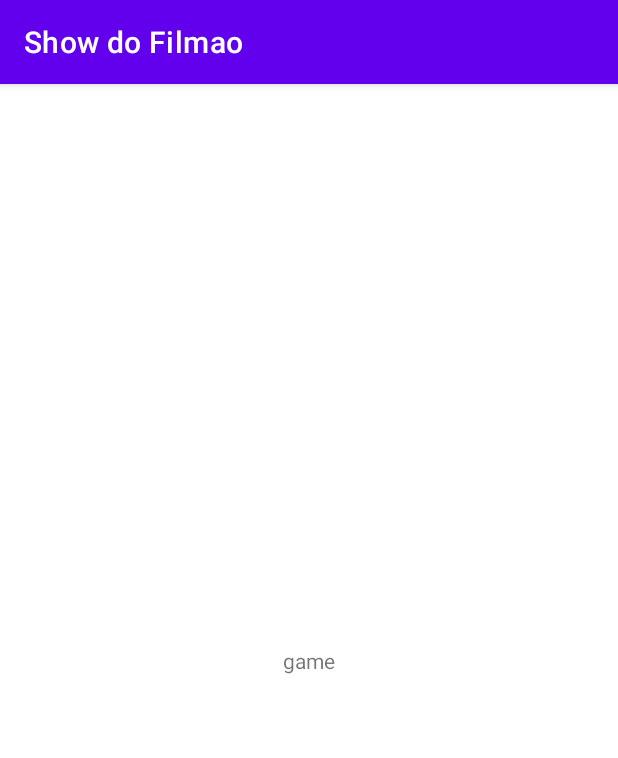
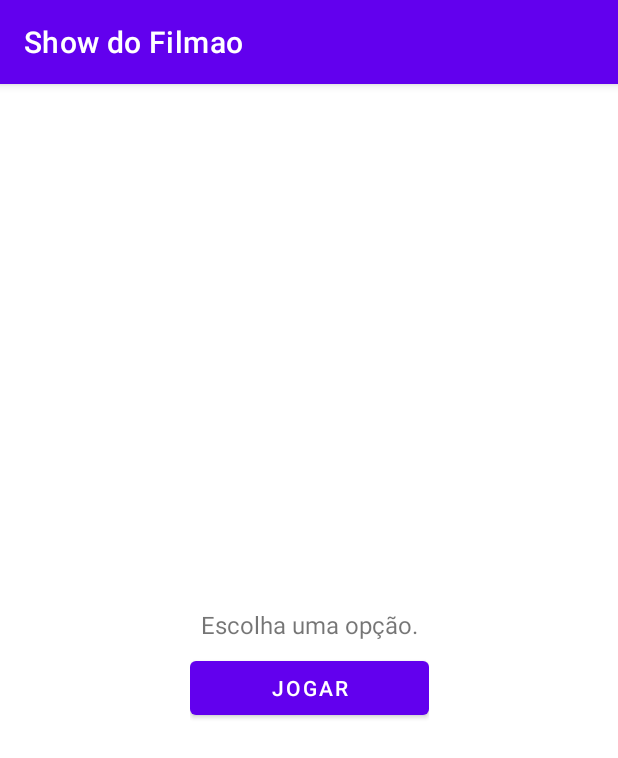
Before and after one commit to idvcosta/showDoFilmao, an Android app: the screen it shows after launch (GameActivity), on a phone screen of 412 x 824 dp. Shown: the top 758 px of the screen. Run offline under Robolectric (Android 15) with nearby library versions, the phone set to English and light mode, and no system bars.

Commit message:
Implemented menu fragment Created model classes

```diff
--- a/app/src/main/java/com/ingrid/showdofilmao/activities/GameActivity.java
+++ b/app/src/main/java/com/ingrid/showdofilmao/activities/GameActivity.java
@@ -1,10 +1,14 @@
 package com.ingrid.showdofilmao.activities;
 
 import androidx.appcompat.app.AppCompatActivity;
+import androidx.fragment.app.FragmentManager;
 
 import android.os.Bundle;
+import android.view.View;
+import android.widget.FrameLayout;
 
 import com.ingrid.showdofilmao.R;
+import com.ingrid.showdofilmao.fragments.MenuFragment;
 
 public class GameActivity extends AppCompatActivity {
 
@@ -12,5 +16,9 @@ public class GameActivity extends AppCompatActivity {
     protected void onCreate(Bundle savedInstanceState) {
         super.onCreate(savedInstanceState);
         setContentView(R.layout.activity_game);
+
+
+        FragmentManager fragmentManager = getSupportFragmentManager();
+        fragmentManager.beginTransaction().add(R.id.fragmentContainer, new MenuFragment()).commit();
     }
 }
--- a/app/src/main/java/com/ingrid/showdofilmao/activities/SplashActivity.java
+++ b/app/src/main/java/com/ingrid/showdofilmao/activities/SplashActivity.java
@@ -10,7 +10,9 @@ import com.ingrid.showdofilmao.R;
 
 public class SplashActivity extends AppCompatActivity {
 
-    private static final long SPLASH_TIME = 5000;
+    private static final long SPLASH_TIME =
+            100;
+            //5000;
     private Handler handler;
 
     @Override
--- /dev/null
+++ b/app/src/main/java/com/ingrid/showdofilmao/fragments/MenuFragment.java
@@ -0,0 +1,35 @@
+package com.ingrid.showdofilmao.fragments;
+
+import android.os.Bundle;
+import android.view.LayoutInflater;
+import android.view.View;
+import android.view.ViewGroup;
+
+import androidx.annotation.NonNull;
+import androidx.annotation.Nullable;
+import androidx.fragment.app.Fragment;
+
+import com.ingrid.showdofilmao.R;
+
+public class MenuFragment extends Fragment {
+
+    @Nullable
+    @Override
+    public View onCreateView(@NonNull LayoutInflater inflater, @Nullable ViewGroup container, @Nullable Bundle savedInstanceState) {
+        View view = inflater.inflate(R.layout.fragment_menu, container, false);
+        view.findViewById(R.id.btPlay).setOnClickListener(v -> {
+           onPlayClicked();
+        });
+
+        return view;
+    }
+
+    private void onPlayClicked() {
+
+    }
+
+    @Override
+    public void onViewCreated(@NonNull View view, @Nullable Bundle savedInstanceState) {
+        super.onViewCreated(view, savedInstanceState);
+    }
+}
--- a/app/src/main/res/layout/activity_game.xml
+++ b/app/src/main/res/layout/activity_game.xml
@@ -6,14 +6,14 @@
     android:layout_height="match_parent"
     tools:context=".activities.GameActivity">
 
-    <TextView
+    <FrameLayout
+        android:id="@+id/fragmentContainer"
         android:layout_width="wrap_content"
         android:layout_height="wrap_content"
         app:layout_constraintTop_toTopOf="parent"
         app:layout_constraintBottom_toBottomOf="parent"
         app:layout_constraintLeft_toLeftOf="parent"
         app:layout_constraintRight_toRightOf="parent"
-        android:text="game"
         />
 
 </androidx.constraintlayout.widget.ConstraintLayout>
--- /dev/null
+++ b/app/src/main/res/layout/fragment_menu.xml
@@ -0,0 +1,20 @@
+<?xml version="1.0" encoding="utf-8"?>
+<LinearLayout xmlns:android="http://schemas.android.com/apk/res/android"
+    android:layout_width="match_parent"
+    android:layout_height="match_parent"
+    android:orientation="vertical">
+
+    <TextView
+        android:layout_width="match_parent"
+        android:layout_height="wrap_content"
+        android:gravity="center"
+        android:padding="7dp"
+        android:text="@string/menu_title"
+        android:textSize="16sp" />
+
+    <Button
+        android:id="@+id/btPlay"
+        android:layout_width="match_parent"
+        android:layout_height="wrap_content"
+        android:text="@string/button_play"/>
+</LinearLayout>
--- a/app/src/main/res/values/strings.xml
+++ b/app/src/main/res/values/strings.xml
@@ -1,3 +1,5 @@
 <resources>
     <string name="app_name">Show do Filmao</string>
+    <string name="menu_title">Escolha uma opção.</string>
+    <string name="button_play">Jogar</string>
 </resources>
```
Also changed, not shown: app/src/main/java/com/ingrid/showdofilmao/model/Game.java (added, +35 -0 lines), app/src/main/java/com/ingrid/showdofilmao/model/Movie.java (added, +48 -0 lines), app/src/main/java/com/ingrid/showdofilmao/model/Option.java (added, +28 -0 lines), app/src/main/java/com/ingrid/showdofilmao/model/Question.java (added, +32 -0 lines).
